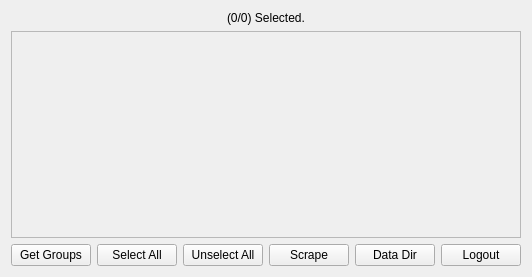
Before: the Qt Designer form src/gui/main_window/central_widget/scrape_widget/ScrapeWidget.ui in ephell/Telescrape, drawn with Qt 5.
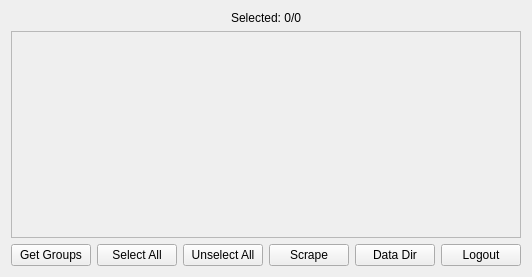
After: the same form once the commit is applied.

The edit to the form file:
```diff
--- a/src/gui/main_window/central_widget/scrape_widget/ScrapeWidget.ui
+++ b/src/gui/main_window/central_widget/scrape_widget/ScrapeWidget.ui
@@ -23,7 +23,7 @@
       </sizepolicy>
      </property>
      <property name="text">
-      <string>(0/0) Selected.</string>
+      <string>Selected: 0/0</string>
      </property>
     </widget>
    </item>
```
